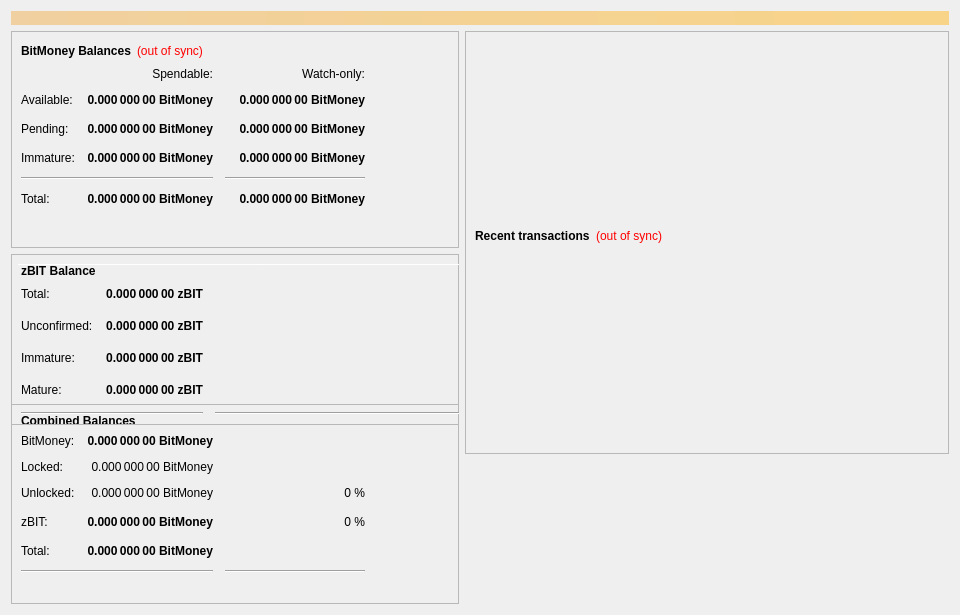
The window that src/qt/forms/overviewpage.ui (CryptVenture/BitMoneyV2) describes before a commit, drawn with Qt 5.
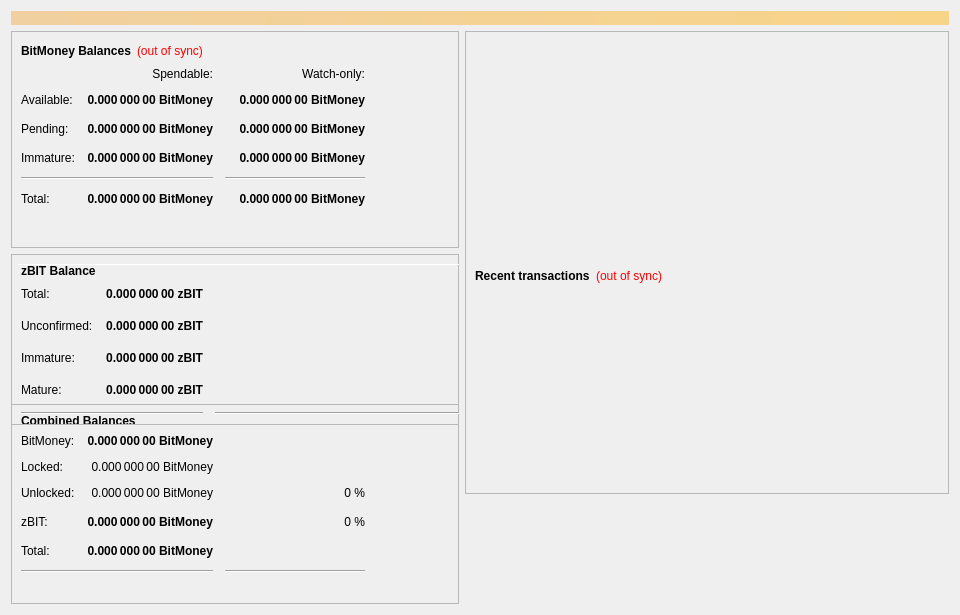
The same window after the commit.

The edit to the form file:
```diff
--- a/src/qt/forms/overviewpage.ui
+++ b/src/qt/forms/overviewpage.ui
@@ -1437,19 +1437,13 @@
             <property name="sizeHint" stdset="0">
              <size>
               <width>20</width>
-              <height>35</height>
+              <height>75</height>
              </size>
             </property>
            </spacer>
           </item>
           <item>
            <widget class="QLabel" name="labelOverviewHeaderRight">
-            <property name="sizePolicy">
-             <sizepolicy hsizetype="Preferred" vsizetype="MinimumExpanding">
-              <horstretch>0</horstretch>
-              <verstretch>0</verstretch>
-             </sizepolicy>
-            </property>
             <property name="minimumSize">
              <size>
               <width>464</width>
@@ -1459,7 +1453,7 @@
             <property name="maximumSize">
              <size>
               <width>16777215</width>
-              <height>150</height>
+              <height>96</height>
              </size>
             </property>
             <property name="alignment">
```
Left out of the diff: 2 changed lines with no effect on the pictures.
